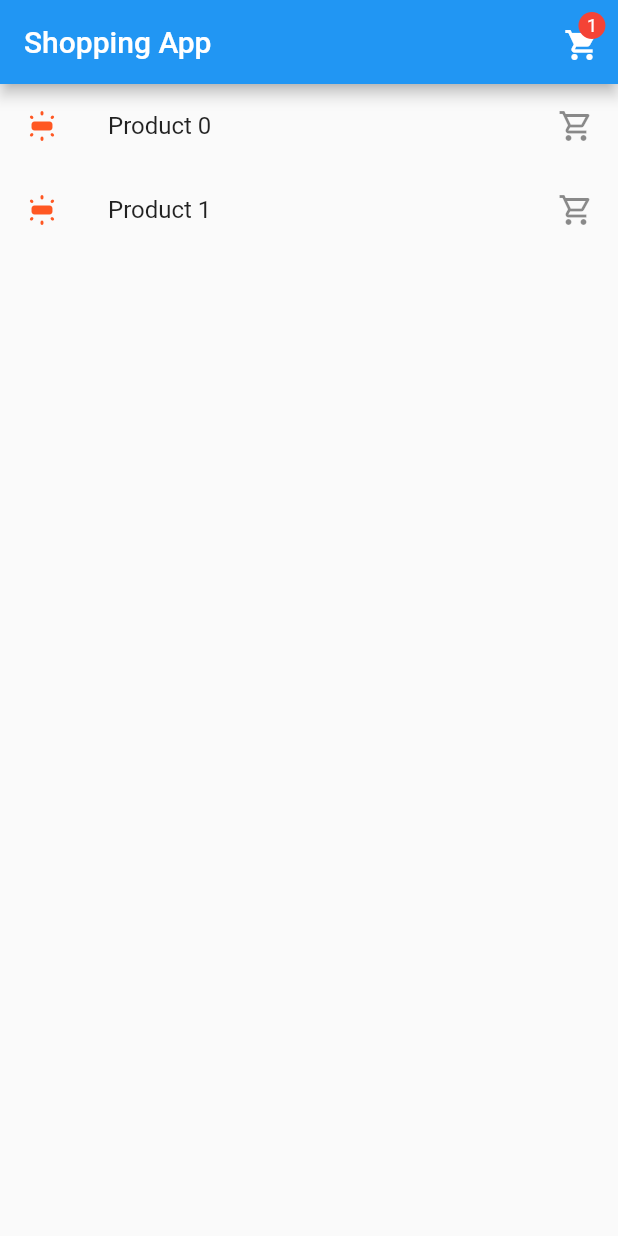
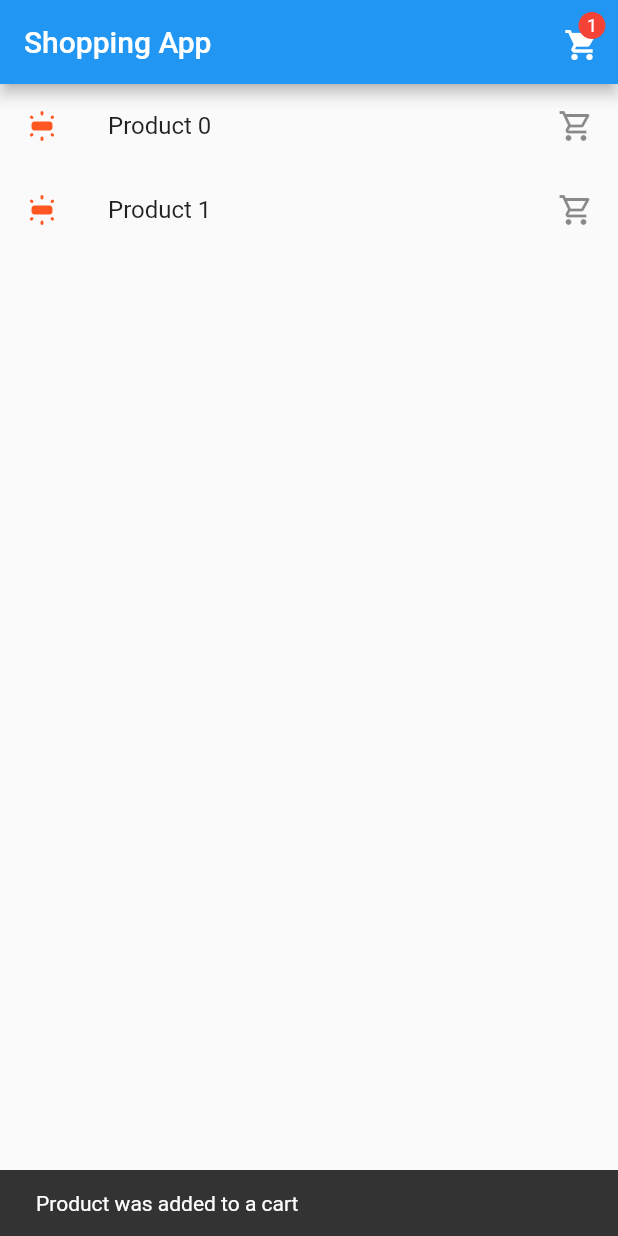
Before and after one commit to sv-makh/week11_add_to_cart_app, a Flutter app: the screen it shows after launch, after a tap on the "shopping cart" icon, on a phone screen of 412 x 824 dp. Run offline on Flutter 3.47's test engine with Material 2 defaults, Android fonts, the phone set to English and light mode, and no system bars; our stand-ins replace flutter_bloc.

Commit message:
add message when products added to a cart

```diff
--- a/lib/main.dart
+++ b/lib/main.dart
@@ -38,7 +38,18 @@ class ProductsView extends StatelessWidget {
       appBar: AppBar(
         title: const Text('Shopping App'),
         actions: [
-          BlocBuilder<ProductsBloc, ProductsState>(
+          BlocConsumer<ProductsBloc, ProductsState>(
+            listenWhen: (ProductsState previous, ProductsState current) {
+              if (current.addedToCart == true) {
+                return true;
+              } else {
+                return false;
+              }
+            },
+            listener: (context, ProductsState state) {
+              final snackBar = SnackBar(content: Text("Product was added to a cart"));
+              ScaffoldMessenger.of(context).showSnackBar(snackBar);
+            },
             builder: (context, ProductsState productsState) {
               return IconButton(
                 onPressed: () {},
@@ -58,7 +69,7 @@ class ProductsView extends StatelessWidget {
             title: Text('Product 0'),
             trailing: GestureDetector(
               child: Icon(Icons.shopping_cart_outlined),
-              onTap: () => context.read<ProductsBloc>().add(CartTap()),
+              onTap: () => context.read<ProductsBloc>().add(ProductsAdded()),
             ),
           ),
           ListTile(
@@ -69,7 +80,7 @@ class ProductsView extends StatelessWidget {
             title: Text('Product 1'),
             trailing: GestureDetector(
               child: Icon(Icons.shopping_cart_outlined),
-              onTap: () => context.read<ProductsBloc>().add(CartTap()),
+              onTap: () => context.read<ProductsBloc>().add(ProductsAdded()),
             ),
           ),
         ],
@@ -78,17 +89,20 @@ class ProductsView extends StatelessWidget {
   }
 }
 
-class CartTap {}
+class ProductsEvent {}
+
+class ProductsAdded extends ProductsEvent {}
 
 class ProductsState {
   final int inCartValue;
-  const ProductsState(this.inCartValue);
+  final bool addedToCart;
+  ProductsState({required this.inCartValue, this.addedToCart = false});
 }
 
-class ProductsBloc extends Bloc<CartTap, ProductsState> {
-  ProductsBloc() : super(const ProductsState(0)) {
-    on<CartTap>((CartTap event, Emitter<ProductsState> emitter) =>
-      emitter(ProductsState(state.inCartValue + 1))
+class ProductsBloc extends Bloc<ProductsEvent, ProductsState> {
+  ProductsBloc() : super(ProductsState(inCartValue: 0)) {
+    on<ProductsAdded>((ProductsEvent event, Emitter<ProductsState> emitter) =>
+      emitter(ProductsState(inCartValue: state.inCartValue + 1, addedToCart: true))
     );
   }
 }
@@ -97,8 +111,6 @@ Widget _cartWithBadge(BuildContext context, int number) {
   return InkWell(
     child: Container(
       width: 60,
-      //height: 20,
-      //padding: const EdgeInsets.symmetric(horizontal: 8),
       child: Stack(
         alignment: Alignment.center,
         children: [
```
